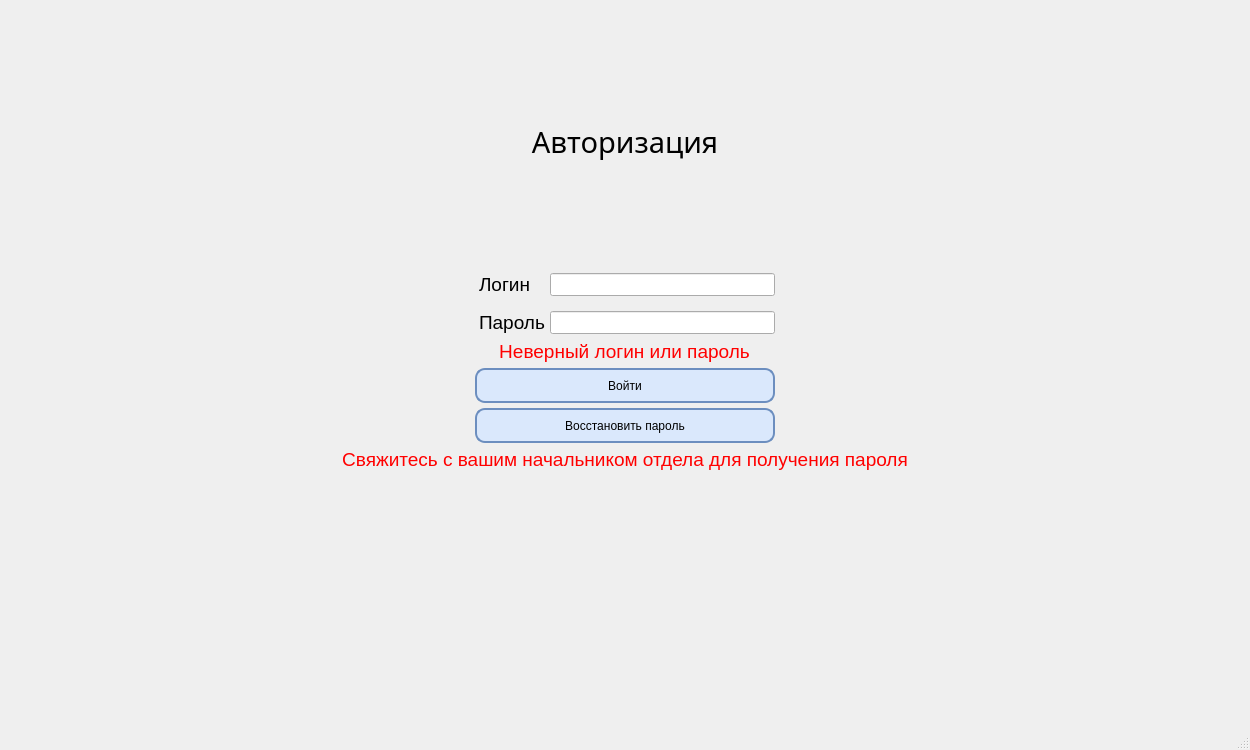
G3RKA/EFS-Energy-Forecasting-System, file MainMenu/UI/MainWindow.ui: the form before one commit.
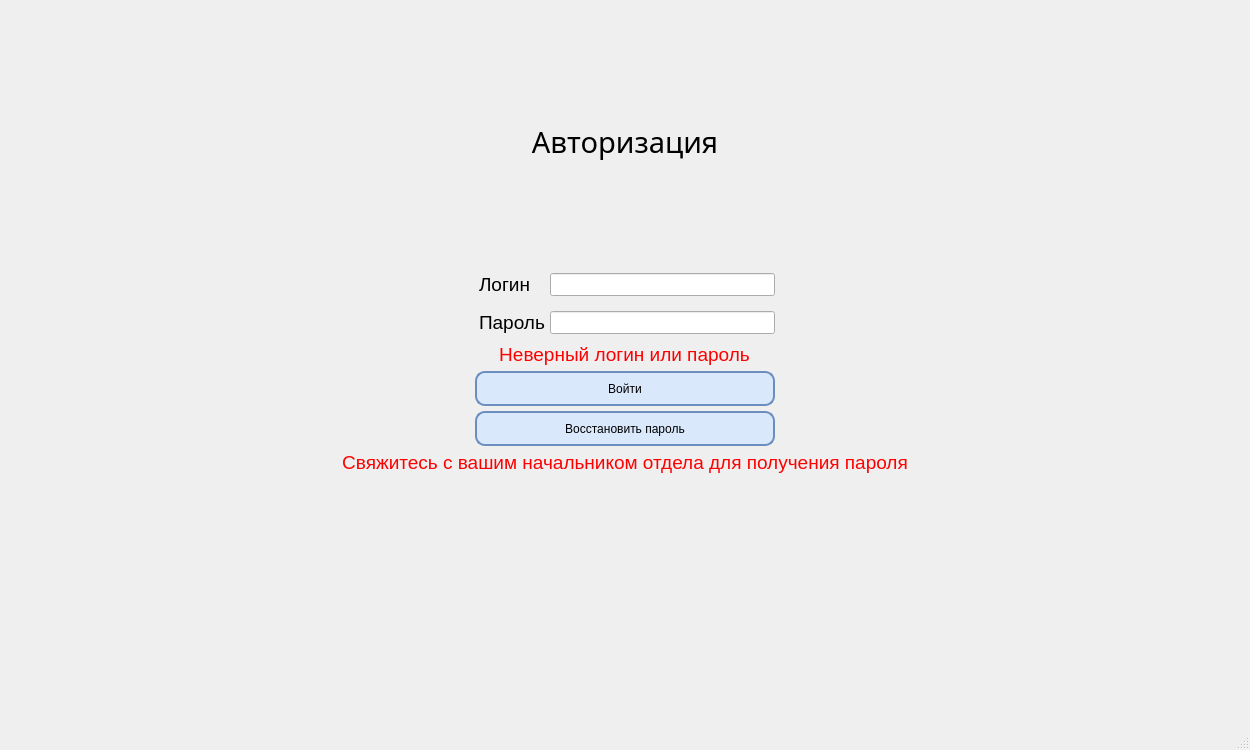
The form after the commit. Icons and pictures are not drawn. Custom widgets are drawn as their Qt base class.

Diff of the .ui file:
```diff
--- a/MainMenu/UI/MainWindow.ui
+++ b/MainMenu/UI/MainWindow.ui
@@ -174,6 +174,9 @@
              <enum>QFrame::Shadow::Raised</enum>
             </property>
             <layout class="QVBoxLayout" name="verticalLayout_5">
+             <property name="spacing">
+              <number>9</number>
+             </property>
              <item>
               <layout class="QFormLayout" name="AuthInfoLayout">
                <property name="sizeConstraint">
```
